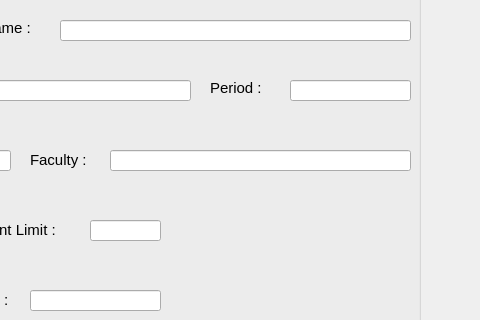
Before: the Qt Designer form resources/UI/addCourse.ui in Poom1997/gman, drawn with Qt 5; both pictures show x 420 to 900 and y 150 to 470 of the 900 by 600 pixel window.
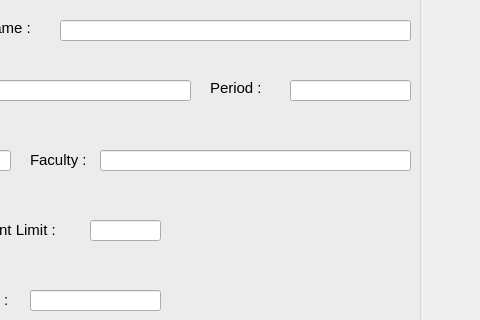
After: the same form once the commit is applied.

Diff of the .ui file:
```diff
--- a/resources/UI/addCourse.ui
+++ b/resources/UI/addCourse.ui
@@ -150,8 +150,8 @@
    <widget class="QLineEdit" name="lectName">
     <property name="geometry">
      <rect>
-      <x>240</x>
-      <y>90</y>
+      <x>460</x>
+      <y>160</y>
       <width>311</width>
       <height>21</height>
      </rect>
@@ -315,9 +315,9 @@
    <widget class="QLineEdit" name="faculty">
     <property name="geometry">
      <rect>
-      <x>470</x>
-      <y>160</y>
-      <width>301</width>
+      <x>240</x>
+      <y>90</y>
+      <width>311</width>
       <height>21</height>
      </rect>
     </property>
```
Left out of the diff: 4 changed lines with no effect on the pictures.
